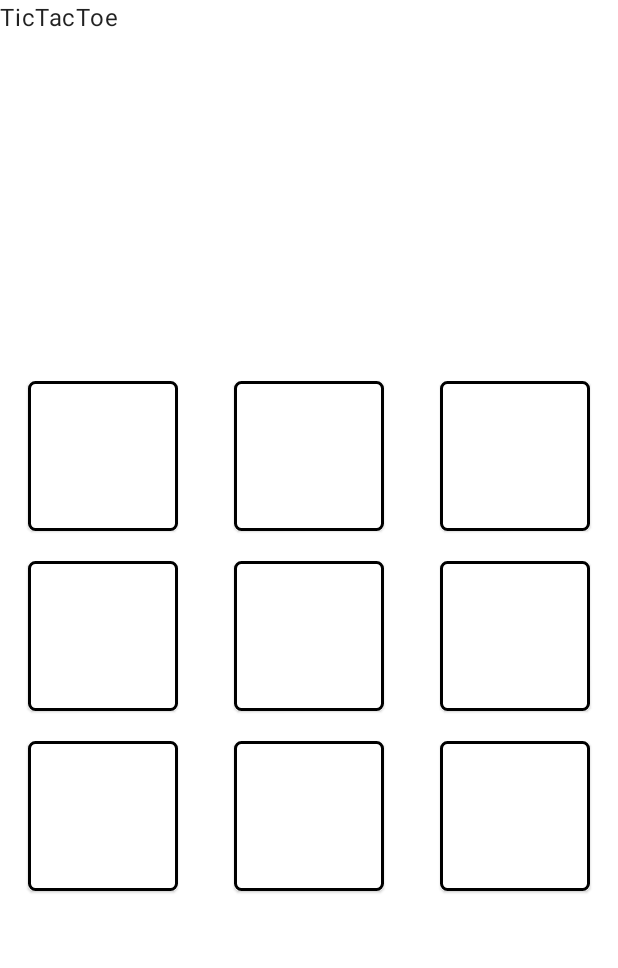
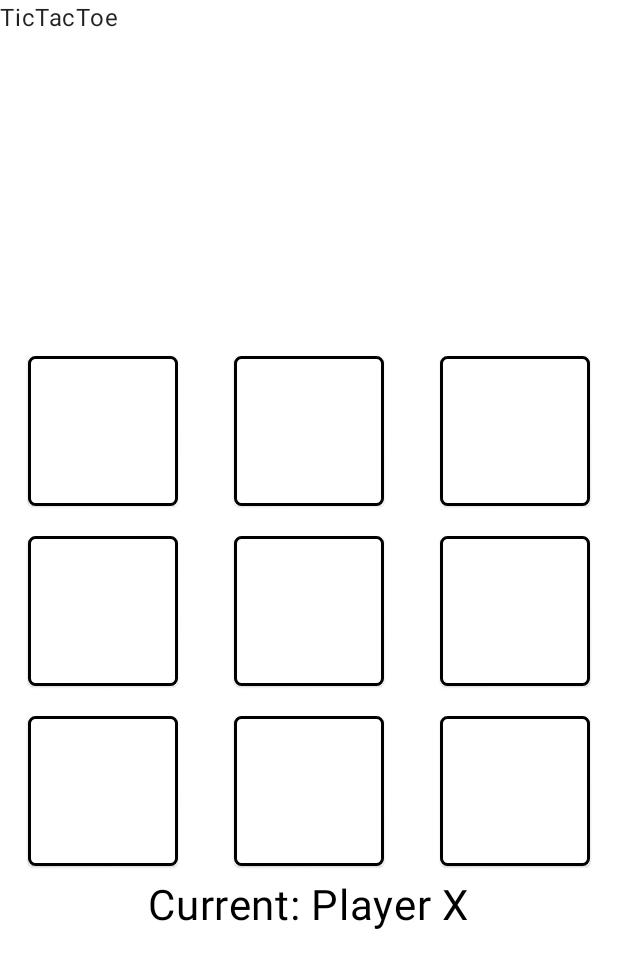
Before and after one commit to rajesh-udhayan/TDD-TicTacToe, an Android app built with Jetpack Compose: the screen it shows after launch (GameActivity), on a phone screen of 412 x 824 dp. Shown: the top 968 px of the screen. Run offline under Robolectric (Android 15) with nearby library versions, the phone set to English and light mode, and no system bars; our stand-ins replace Dagger/Hilt's generated code, livedata-compose.

```diff
--- a/app/src/main/java/com/rajesh/tictactoe/GameActivity.kt
+++ b/app/src/main/java/com/rajesh/tictactoe/GameActivity.kt
@@ -23,6 +23,7 @@ import androidx.compose.ui.platform.testTag
 import androidx.compose.ui.tooling.preview.Preview
 import androidx.compose.ui.unit.dp
 import androidx.compose.ui.unit.sp
+import androidx.lifecycle.LiveData
 import dagger.hilt.android.AndroidEntryPoint
 
 
@@ -49,15 +50,28 @@ class GameActivity : ComponentActivity() {
     @Composable
     fun GameView(viewModel: GameViewModel) {
         val cards: List<List<GridCell>>by viewModel.getBoxes().observeAsState(listOf())
+        val gameStatus: LiveData<GameStatus> = viewModel.getGameStatus()
+        val currentPlayer: String= if (gameStatus.value?.currentPlayer == PlayerStatus.PlayerX) "Player X" else "Player O"
+        val isGameCompleted:Boolean = gameStatus.value?.isGameCompleted == true
+        val winner: String= if (gameStatus.value?.winingPlayer == PlayerStatus.PlayerX) "Player X" else "Player O"
+
         Column {
-            GridButtons(cards){
-                viewModel.selectBox(it)
+            GridButtons(cards,currentPlayer,isGameCompleted,winner){
+                if (isGameCompleted) {
+                    viewModel.initGridBoxes()
+                } else {
+                    viewModel.selectBox(it)
+                }
             }
         }
     }
 
     @Composable
-    fun GridButtons( cards: List<List<GridCell>>, boxSelected: (card: GridCell) -> Unit = {}) {
+    fun GridButtons( cards: List<List<GridCell>>,
+                     currentPlayer:String,
+                     isGameCompleted: Boolean,
+                     winner: String,
+                     boxSelected: (card: GridCell) -> Unit = {}) {
         Text(text = "TicTacToe")
 
         Column(
@@ -78,6 +92,26 @@ class GameActivity : ComponentActivity() {
                             boxSelected(card)
                         }
                     }
+                }
+            }
+            Row(
+                modifier = Modifier
+                    .fillMaxWidth()
+                    .background(color = Color.White),
+                horizontalArrangement = Arrangement.Center,
+            ) {
+                if (isGameCompleted) {
+                    Text(
+                        text = "Winner: $winner",
+                        fontSize = 28.sp,
+                        color = Color.Black,
+                    )
+                } else {
+                    Text(
+                        text = "Current: $currentPlayer",
+                        fontSize = 28.sp,
+                        color = Color.Black,
+                    )
                 }
             }
         }
```
